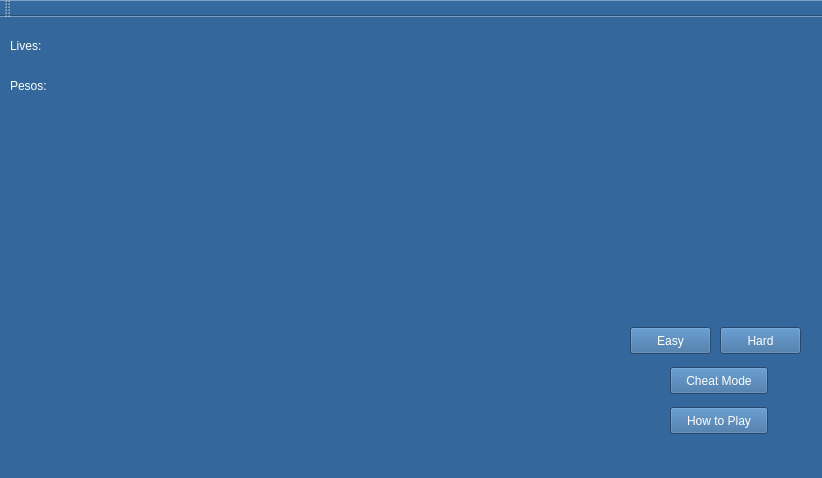
Qt form ulmainwindow.ui (CKost/undersea-llamas) before a commit.
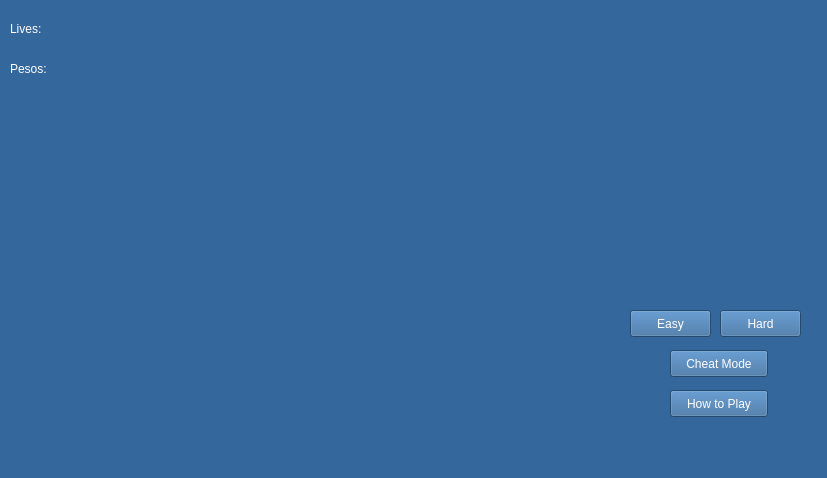
The same form after that commit. Icons and pictures are not drawn.

Commit message: Lives and pesos updated on-screen

Diff of the .ui file:
```diff
--- a/ulmainwindow.ui
+++ b/ulmainwindow.ui
@@ -6,7 +6,7 @@
    <rect>
     <x>0</x>
     <y>0</y>
-    <width>822</width>
+    <width>827</width>
     <height>478</height>
    </rect>
   </property>
@@ -68,7 +68,7 @@
      <rect>
       <x>10</x>
       <y>60</y>
-      <width>66</width>
+      <width>111</width>
       <height>17</height>
      </rect>
     </property>
@@ -138,14 +138,6 @@
     </rect>
    </property>
   </widget>
-  <widget class="QToolBar" name="mainToolBar">
-   <attribute name="toolBarArea">
-    <enum>TopToolBarArea</enum>
-   </attribute>
-   <attribute name="toolBarBreak">
-    <bool>false</bool>
-   </attribute>
-  </widget>
   <widget class="QStatusBar" name="statusBar"/>
  </widget>
  <layoutdefault spacing="6" margin="11"/>
```
Left out of the diff: 2 changed lines with no effect on the pictures. The commit also changes 5 other files.
